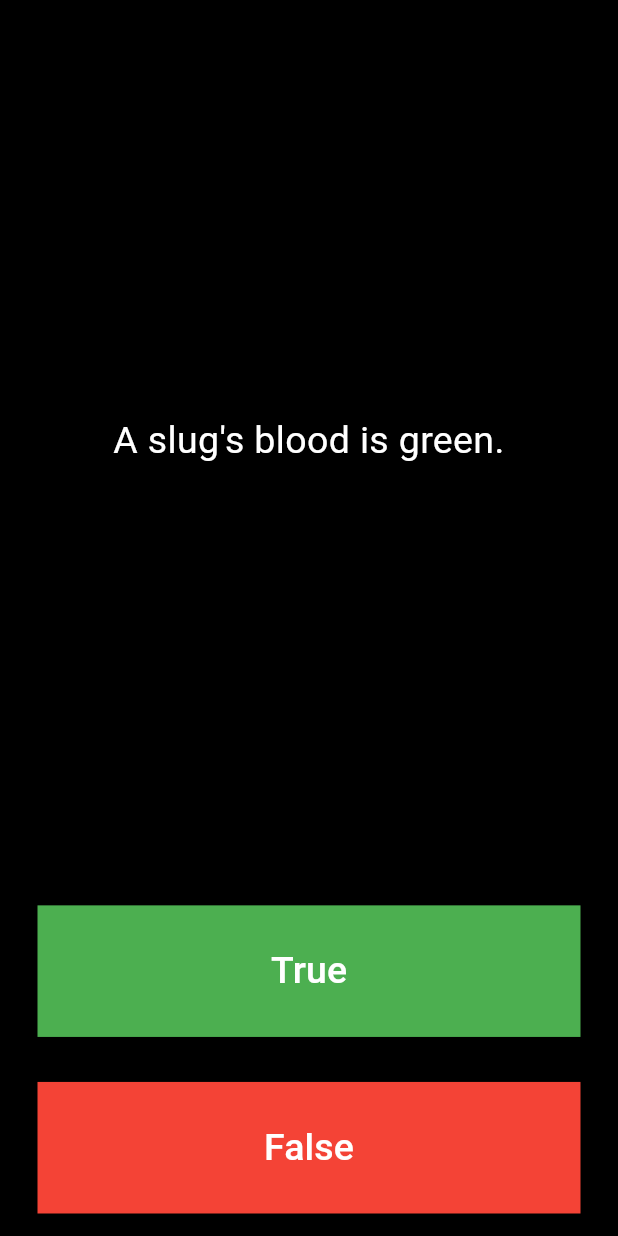
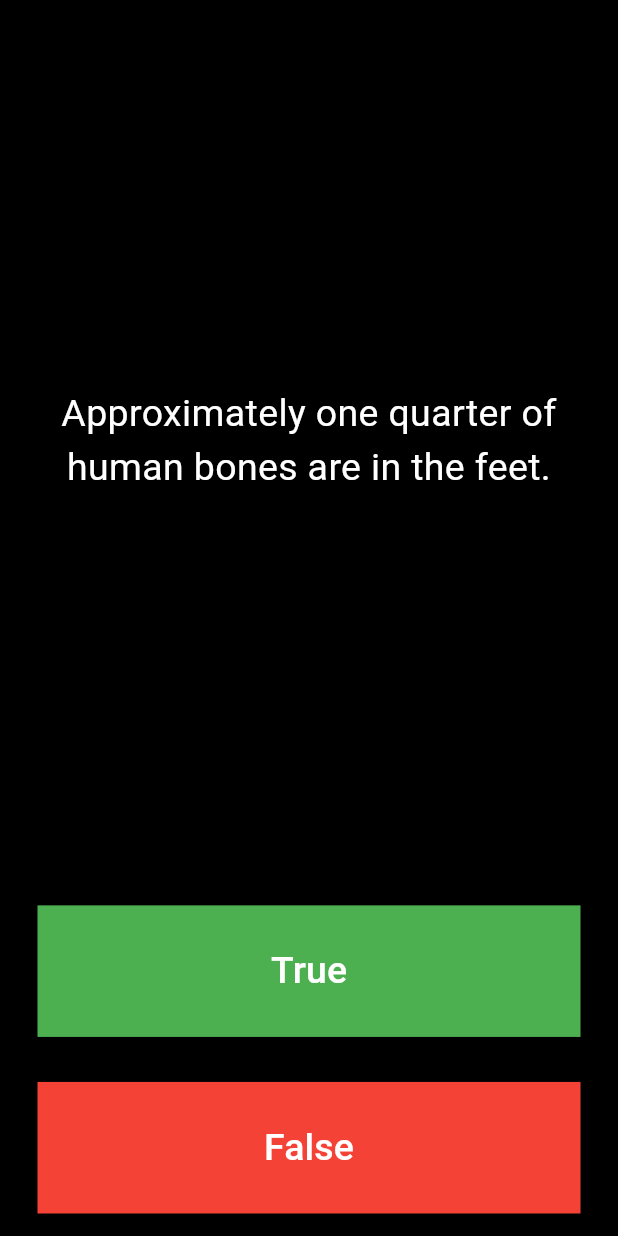
Before and after one commit to Vladimir182/Quizzler_Flutter, a Flutter app: the screen it shows after launch, after a tap on "True", after a tap on "False", on a phone screen of 412 x 824 dp. Run offline on Flutter 3.47's test engine with Material 3 defaults, Android fonts, the phone set to English and light mode, and no system bars.

Commit message:
added new module quiz_brain

```diff
--- a/lib/main.dart
+++ b/lib/main.dart
@@ -1,5 +1,7 @@
 import 'package:flutter/material.dart';
+import 'package:quizzler_flutter/quiz_brain.dart';
 
+QuizBrain quizBrain = QuizBrain();
 void main() {
   runApp(const Quizzler());
 }
@@ -33,19 +35,7 @@ class QuizPage extends StatefulWidget {
 class _QuizPageState extends State<QuizPage> {
   List<Widget> scoreKeeper = [];
 
-  List<String> questions = [
-    'You can lead a cow down stairs but not up stairs.',
-    'Approximately one quarter of human bones are in the feet.',
-    'A slug\'s blood is green.'
-  ];
-
   int questionNumber = 0;
-
-  clickButton() {
-    setState(() {
-      questionNumber++;
-    });
-  }
 
   @override
   Widget build(BuildContext context) {
@@ -58,7 +48,7 @@ class _QuizPageState extends State<QuizPage> {
             padding: const EdgeInsets.all(10),
             child: Center(
               child: Text(
-                questions[questionNumber],
+                quizBrain.questionBank[questionNumber].questionText,
                 textAlign: TextAlign.center,
                 style: const TextStyle(
                   color: Colors.white,
@@ -80,7 +70,19 @@ class _QuizPageState extends State<QuizPage> {
                   ),
                   backgroundColor: Colors.green,
                 ),
-                onPressed: () => clickButton(),
+                onPressed: () {
+                  bool correctAnswer =
+                      quizBrain.questionBank[questionNumber].questionAnswer;
+
+                  if (correctAnswer == true) {
+                    debugPrint('User got it right!');
+                  } else {
+                    debugPrint('User got it wrong');
+                  }
+                  setState(() {
+                    questionNumber++;
+                  });
+                },
                 child: const Text(
                   'True',
                   style: TextStyle(
@@ -104,7 +106,19 @@ class _QuizPageState extends State<QuizPage> {
                   ),
                   backgroundColor: Colors.red,
                 ),
-                onPressed: () => clickButton(),
+                onPressed: () {
+                  bool correctAnswer =
+                      quizBrain.questionBank[questionNumber].questionAnswer;
+
+                  if (correctAnswer == false) {
+                    debugPrint('User got it right!');
+                  } else {
+                    debugPrint('User got it wrong');
+                  }
+                  setState(() {
+                    questionNumber++;
+                  });
+                },
                 child: const Text(
                   'False',
                   style: TextStyle(
--- /dev/null
+++ b/lib/question.dart
@@ -0,0 +1,6 @@
+class Question {
+  String questionText;
+  bool questionAnswer;
+
+  Question(this.questionText, this.questionAnswer);
+}
--- /dev/null
+++ b/lib/quiz_brain.dart
@@ -0,0 +1,31 @@
+import 'package:quizzler_flutter/question.dart';
+
+class QuizBrain {
+  List<Question> questionBank = [
+    Question('Some cats are actually allergic to humans', true),
+    Question('You can lead a cow down stairs but not up stairs.', false),
+    Question('Approximately one quarter of human bones are in the feet.', true),
+    Question('A slug\'s blood is green.', true),
+    Question('Buzz Aldrin\'s mother\'s maiden name was "Moon".', true),
+    Question('It is illegal to pee in the Ocean in Portugal.', true),
+    Question(
+        'No piece of square dry paper can be folded in half more than 7 times.',
+        false),
+    Question(
+        'In London, UK, if you happen to die in the House of Parliament, you are technically entitled to a state funeral, because the building is considered too sacred a place.',
+        true),
+    Question(
+        'The loudest sound produced by any animal is 188 decibels. That animal is the African Elephant.',
+        false),
+    Question(
+        'The total surface area of two human lungs is approximately 70 square metres.',
+        true),
+    Question('Google was originally called "Backrub".', true),
+    Question(
+        'Chocolate affects a dog\'s heart and nervous system; a few ounces are enough to kill a small dog.',
+        true),
+    Question(
+        'In West Virginia, USA, if you accidentally hit an animal with your car, you are free to take it home to eat.',
+        true),
+  ];
+}
```
